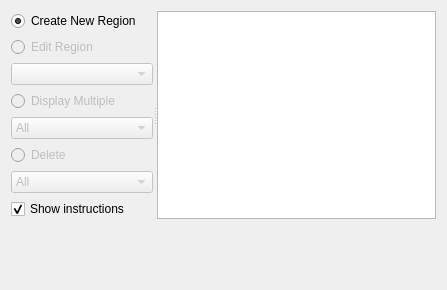
Old version of the form resources/designer_ui/regionviewcontrol.ui in the repository jonathanHuwP/CrystalGrowthTracker.
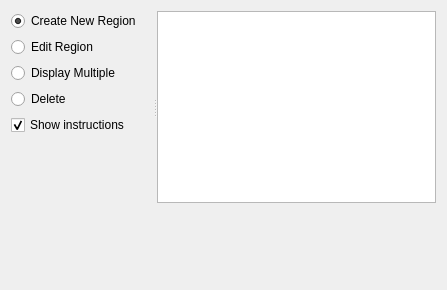
New version of the form.

The edit to the form file:
```diff
--- a/resources/designer_ui/regionviewcontrol.ui
+++ b/resources/designer_ui/regionviewcontrol.ui
@@ -37,7 +37,7 @@
        <item>
         <widget class="QRadioButton" name="_editRegionButton">
          <property name="enabled">
-          <bool>false</bool>
+          <bool>true</bool>
          </property>
          <property name="text">
           <string>Edit Region</string>
@@ -50,17 +50,10 @@
          </attribute>
         </widget>
        </item>
-       <item>
-        <widget class="QComboBox" name="_editComboBox">
-         <property name="enabled">
-          <bool>false</bool>
-         </property>
-        </widget>
-       </item>
        <item>
         <widget class="QRadioButton" name="_displayMultipleButton">
          <property name="enabled">
-          <bool>false</bool>
+          <bool>true</bool>
          </property>
          <property name="text">
           <string>Display Multiple</string>
@@ -70,22 +63,10 @@
          </attribute>
         </widget>
        </item>
-       <item>
-        <widget class="QComboBox" name="_displayComboBox">
-         <property name="enabled">
-          <bool>false</bool>
-         </property>
-         <item>
-          <property name="text">
-           <string>All</string>
-          </property>
-         </item>
-        </widget>
-       </item>
        <item>
         <widget class="QRadioButton" name="_deleteButton">
          <property name="enabled">
-          <bool>false</bool>
+          <bool>true</bool>
          </property>
          <property name="text">
           <string>Delete</string>
@@ -95,18 +76,6 @@
          </attribute>
         </widget>
        </item>
-       <item>
-        <widget class="QComboBox" name="_deleteComboBox">
-         <property name="enabled">
-          <bool>false</bool>
-         </property>
-         <item>
-          <property name="text">
-           <string>All</string>
-          </property>
-         </item>
-        </widget>
-       </item>
        <item>
         <widget class="QCheckBox" name="_showInstructionsBox">
          <property name="text">
@@ -117,6 +86,19 @@
          </property>
         </widget>
        </item>
+       <item>
+        <spacer name="verticalSpacer_2">
+         <property name="orientation">
+          <enum>Qt::Vertical</enum>
+         </property>
+         <property name="sizeHint" stdset="0">
+          <size>
+           <width>20</width>
+           <height>40</height>
+          </size>
+         </property>
+        </spacer>
+       </item>
       </layout>
      </widget>
      <widget class="QTextBrowser" name="_instructionsBrowser"/>
```
Left out of the diff: 48 changed lines with no effect on the pictures.
